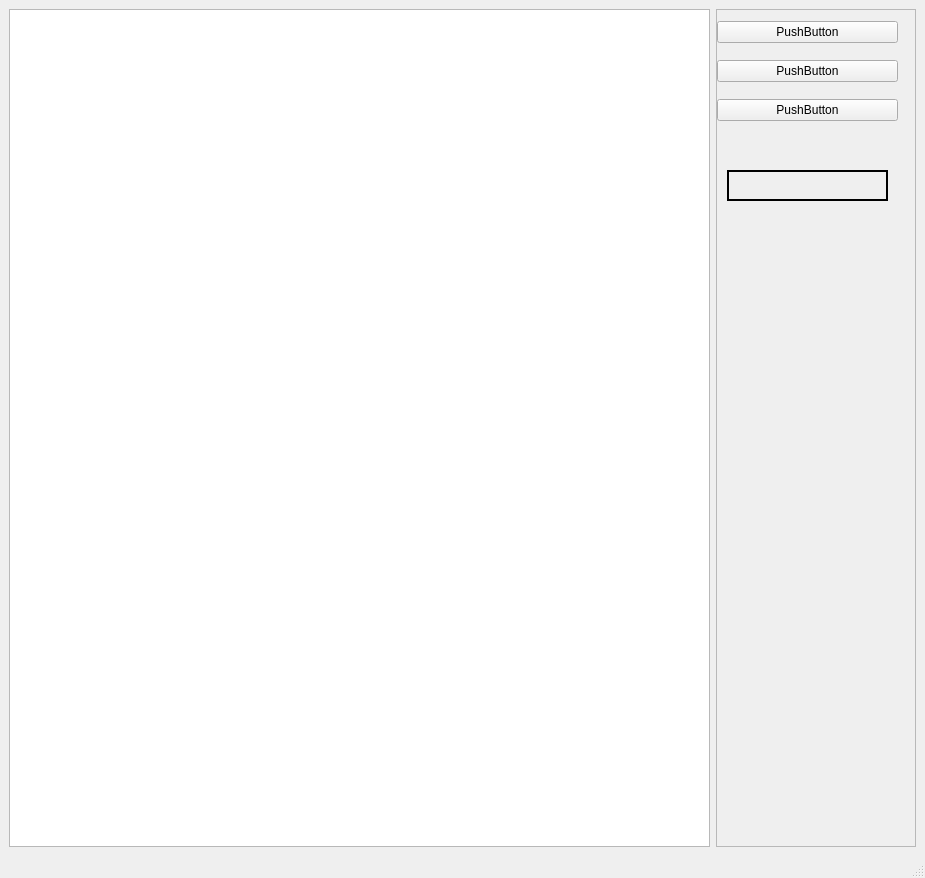
Qt form qt/untitled.ui (wKenpachw/mor) before a commit.
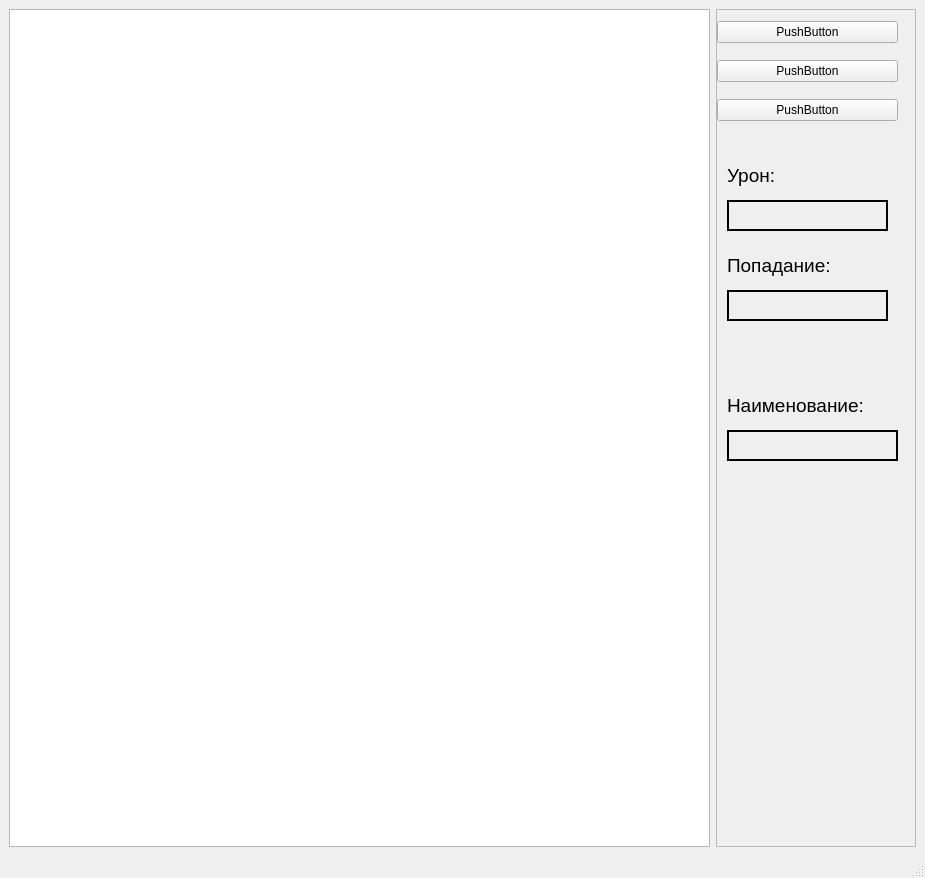
The same form after that commit.

```diff
--- a/qt/untitled.ui
+++ b/qt/untitled.ui
@@ -102,7 +102,7 @@
          <x>0</x>
          <y>0</y>
          <width>198</width>
-         <height>807</height>
+         <height>803</height>
         </rect>
        </property>
        <property name="sizePolicy">
@@ -160,7 +160,7 @@
         <property name="geometry">
          <rect>
           <x>10</x>
-          <y>160</y>
+          <y>190</y>
           <width>161</width>
           <height>31</height>
          </rect>
@@ -191,6 +191,130 @@
          <bool>true</bool>
         </property>
        </widget>
+       <widget class="QLabel" name="label_2">
+        <property name="geometry">
+         <rect>
+          <x>10</x>
+          <y>280</y>
+          <width>161</width>
+          <height>31</height>
+         </rect>
+        </property>
+        <property name="font">
+         <font>
+          <pointsize>14</pointsize>
+          <weight>75</weight>
+          <bold>true</bold>
+         </font>
+        </property>
+        <property name="frameShape">
+         <enum>QFrame::Panel</enum>
+        </property>
+        <property name="frameShadow">
+         <enum>QFrame::Plain</enum>
+        </property>
+        <property name="lineWidth">
+         <number>2</number>
+        </property>
+        <property name="midLineWidth">
+         <number>3</number>
+        </property>
+        <property name="text">
+         <string/>
+        </property>
+        <property name="wordWrap">
+         <bool>true</bool>
+        </property>
+       </widget>
+       <widget class="QLabel" name="label_3">
+        <property name="geometry">
+         <rect>
+          <x>10</x>
+          <y>150</y>
+          <width>61</width>
+          <height>31</height>
+         </rect>
+        </property>
+        <property name="font">
+         <font>
+          <pointsize>14</pointsize>
+         </font>
+        </property>
+        <property name="text">
+         <string>Урон:</string>
+        </property>
+       </widget>
+       <widget class="QLabel" name="label_4">
+        <property name="geometry">
+         <rect>
+          <x>10</x>
+          <y>240</y>
+          <width>161</width>
+          <height>31</height>
+         </rect>
+        </property>
+        <property name="font">
+         <font>
+          <pointsize>14</pointsize>
+         </font>
+        </property>
+        <property name="text">
+         <string>Попадание:</string>
+        </property>
+       </widget>
+       <widget class="QLabel" name="label_5">
+        <property name="geometry">
+         <rect>
+          <x>10</x>
+          <y>380</y>
+          <width>161</width>
+          <height>31</height>
+         </rect>
+        </property>
+        <property name="font">
+         <font>
+          <pointsize>14</pointsize>
+         </font>
+        </property>
+        <property name="text">
+         <string>Наименование:</string>
+        </property>
+       </widget>
+       <widget class="QLabel" name="label_6">
+        <property name="geometry">
+         <rect>
+          <x>10</x>
+          <y>420</y>
+          <width>171</width>
+          <height>31</height>
+         </rect>
+        </property>
+        <property name="font">
+         <font>
+          <pointsize>14</pointsize>
+          <weight>75</weight>
+          <bold>true</bold>
+         </font>
+        </property>
+        <property name="frameShape">
+         <enum>QFrame::Panel</enum>
+        </property>
+        <property name="frameShadow">
+         <enum>QFrame::Plain</enum>
+        </property>
+        <property name="lineWidth">
+         <number>2</number>
+        </property>
+        <property name="midLineWidth">
+         <number>3</number>
+        </property>
+        <property name="text">
+         <string/>
+        </property>
+        <property name="wordWrap">
+         <bool>true</bool>
+        </property>
+       </widget>
       </widget>
      </widget>
     </item>
```
Left out of the diff: 2 changed lines with no effect on the pictures.
